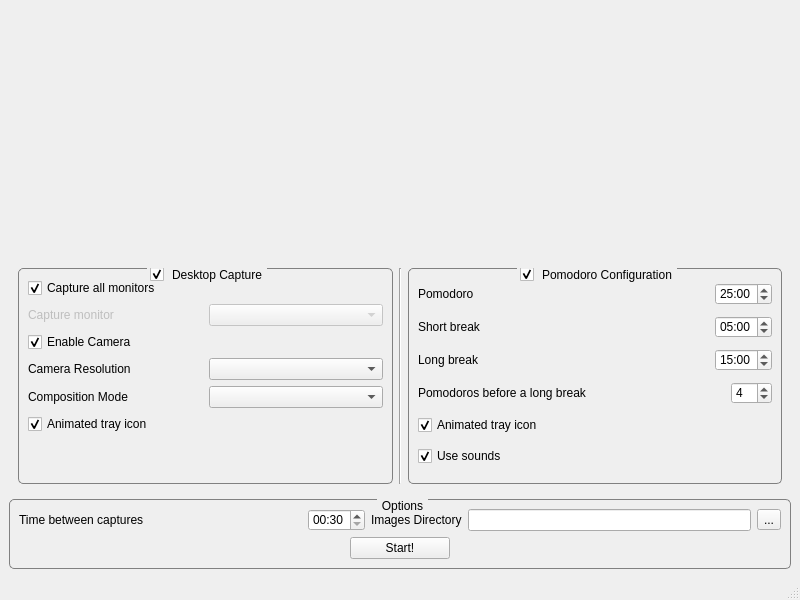
Before: the Qt Designer form MainWindow.ui in FelixdelasPozas/pomodorotimelapse, drawn with Qt 5.
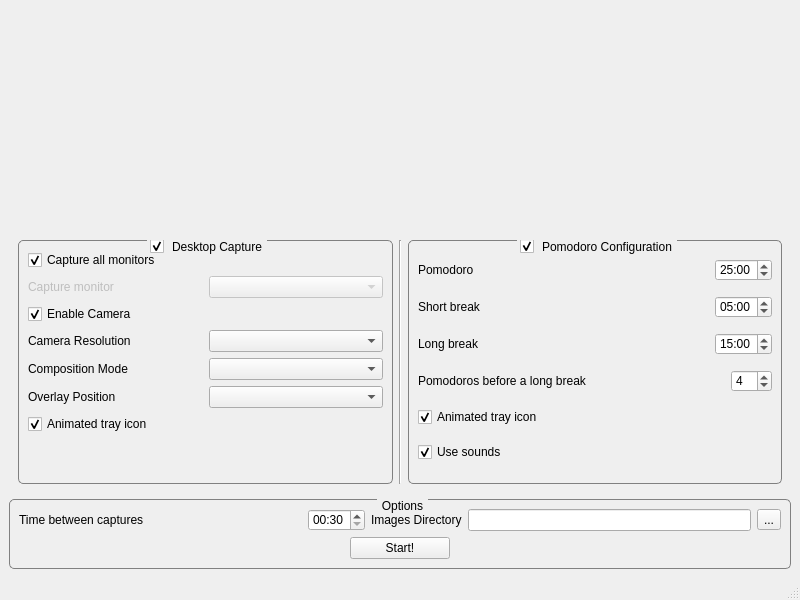
After: the same form once the commit is applied. Icons and pictures are not drawn.

Commit message: Overlay fixed position implemented. Initial pomodoro working code. Animated pomodoro tray icon.

Diff of the .ui file:
```diff
--- a/MainWindow.ui
+++ b/MainWindow.ui
@@ -160,6 +160,23 @@
             </item>
            </layout>
           </item>
+          <item>
+           <layout class="QHBoxLayout" name="horizontalLayout_11">
+            <property name="topMargin">
+             <number>0</number>
+            </property>
+            <item>
+             <widget class="QLabel" name="label_8">
+              <property name="text">
+               <string>Overlay Position</string>
+              </property>
+             </widget>
+            </item>
+            <item>
+             <widget class="QComboBox" name="m_cameraPositionComboBox"/>
+            </item>
+           </layout>
+          </item>
           <item>
            <widget class="QCheckBox" name="m_screenshotAnimateTray">
             <property name="text">
```
Left out of the diff: 2 changed lines with no effect on the pictures. The commit also changes 7 other files.
